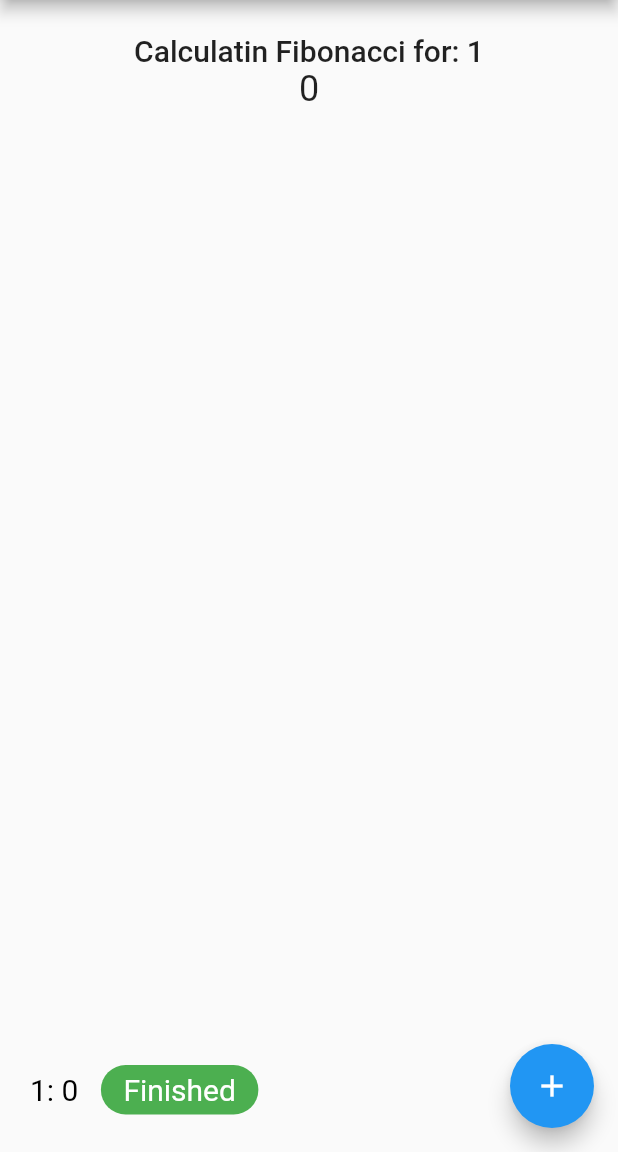
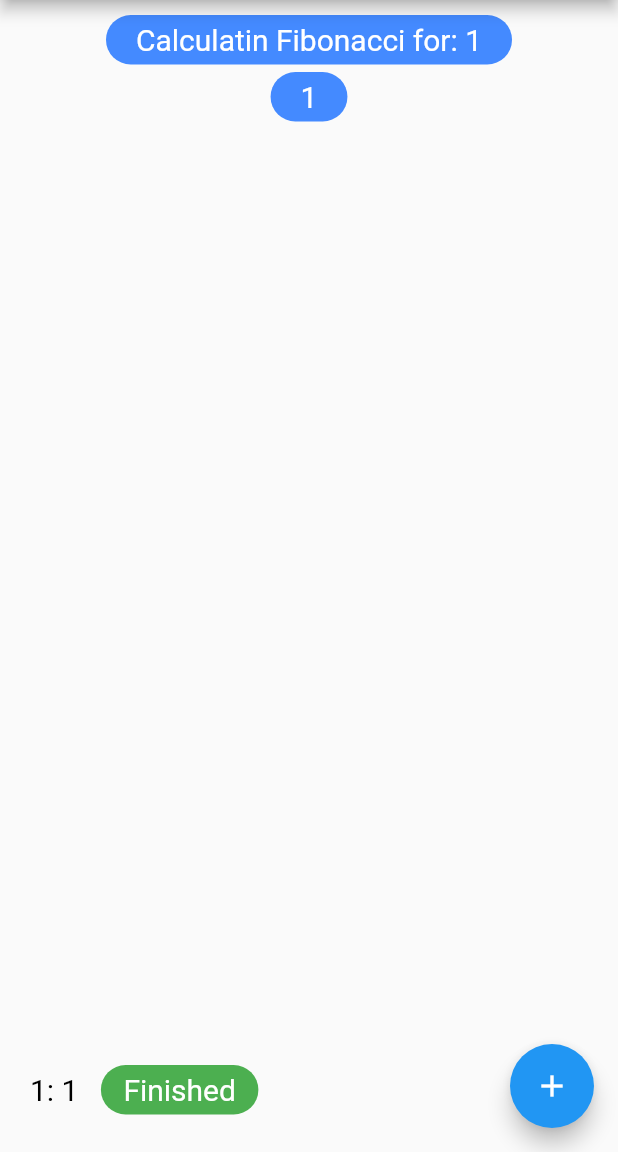
Before and after one commit to sof9816/fibonacci_optimized, a Flutter app: the screen it shows after launch, after a tap on the "add" icon, on a phone screen of 412 x 824 dp, the part 84-1236 px from its top. Run offline on Flutter 3.47's test engine with Material 2 defaults, Android fonts, the light colour scheme and no system bars; our stand-ins replace loading_indicator.

Commit message:
:white_check_mark: done: changes in UI and bug fix
fib function bug for n<2 fix, and changes to UI.

```diff
--- a/lib/fibonacci_bloc.dart
+++ b/lib/fibonacci_bloc.dart
@@ -54,7 +54,8 @@ class FibonacciBloc {
       // Add new reference
       setTable(n, 0, "Finished");
       tableSink.add(tableOfdata);
-      return n;
+      fibonacci = n;
+      fibonacciSink.add(fibonacci);
     }
     // Active loading
     isDoneCalculating = false;
--- a/lib/main.dart
+++ b/lib/main.dart
@@ -32,9 +32,10 @@ class MyHomePage extends StatefulWidget {
 
 class _MyHomePageState extends State<MyHomePage> {
   final fibonacciBloc = FibonacciBloc();
-  final ScrollController _scrollController = new ScrollController();
+  final ScrollController _scrollController = ScrollController();
   final textStyle = const TextStyle(fontSize: 20, color: Colors.black);
   final textStyle1 = const TextStyle(fontSize: 20, color: Colors.white);
+
   @override
   Widget build(BuildContext context) {
     return Scaffold(
@@ -74,9 +75,16 @@ class _MyHomePageState extends State<MyHomePage> {
                   stream: fibonacciBloc.counterStream,
                   initialData: 0,
                   builder: (BuildContext context, AsyncSnapshot<int> snapshot) {
-                    return Text(
-                      'Calculatin Fibonacci for: ${snapshot.data}',
-                      style: Theme.of(context).textTheme.headline6,
+                    return Container(
+                      padding: const EdgeInsets.fromLTRB(20, 5, 20, 5),
+                      margin: const EdgeInsets.fromLTRB(20, 0, 20, 0),
+                      decoration: BoxDecoration(
+                          borderRadius: BorderRadius.circular(20),
+                          color: Colors.blueAccent),
+                      child: Text(
+                        'Calculatin Fibonacci for: ${snapshot.data}',
+                        style: textStyle1,
+                      ),
                     );
                   },
                 ),
@@ -84,9 +92,16 @@ class _MyHomePageState extends State<MyHomePage> {
                   stream: fibonacciBloc.fibonacciStream,
                   initialData: 0,
                   builder: (BuildContext context, AsyncSnapshot<int> snapshot) {
-                    return Text(
-                      '${snapshot.data}',
-                      style: Theme.of(context).textTheme.headline5,
+                    return Container(
+                      padding: const EdgeInsets.fromLTRB(20, 5, 20, 5),
+                      margin: const EdgeInsets.fromLTRB(20, 5, 20, 5),
+                      decoration: BoxDecoration(
+                          borderRadius: BorderRadius.circular(20),
+                          color: Colors.blueAccent),
+                      child: Text(
+                        '${snapshot.data}',
+                        style: textStyle1,
+                      ),
                     );
                   },
                 ),
```
